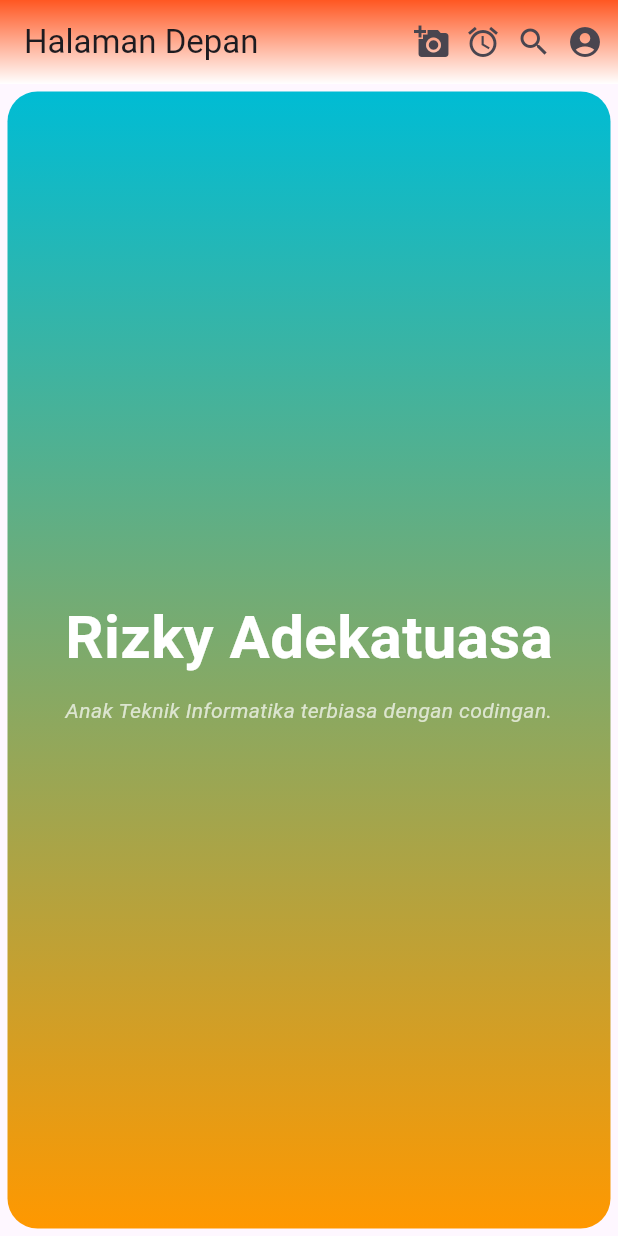
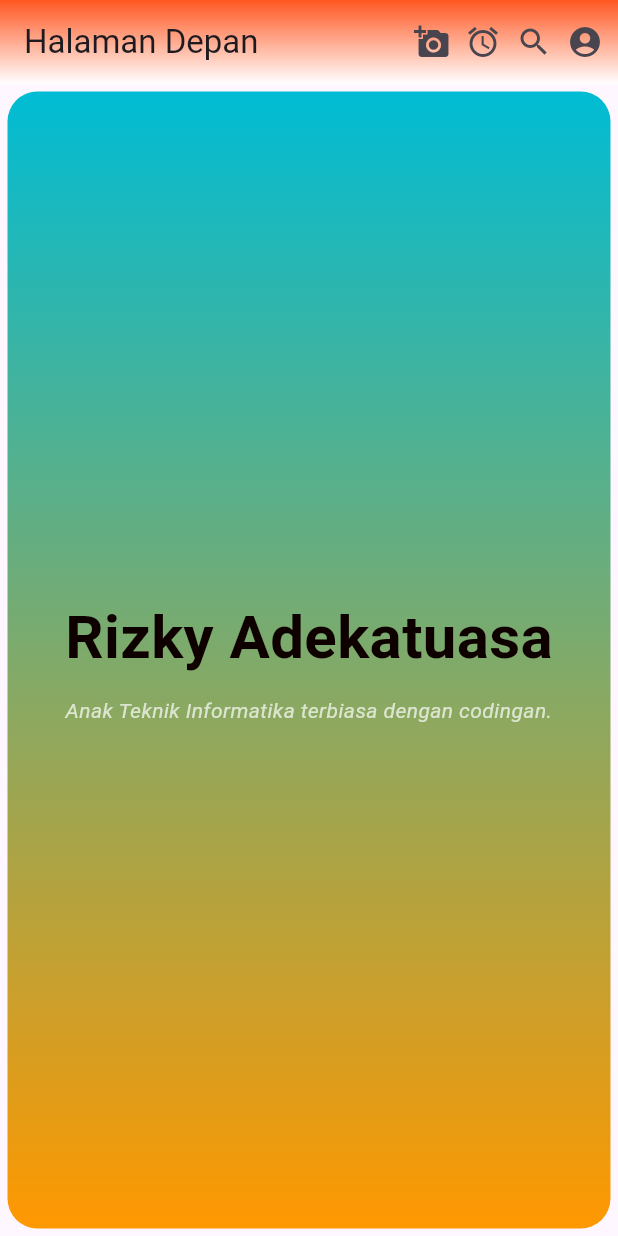
Before and after one commit to kidev14/tugas_week5_1123150137, a Flutter app: the screen it shows after launch, on a phone screen of 412 x 824 dp. Run offline on Flutter 3.47's test engine with Material 3 defaults, Android fonts, the phone set to English and light mode, and no system bars.

Commit message:
merubah warna font

```diff
--- a/lib/main.dart
+++ b/lib/main.dart
@@ -88,7 +88,7 @@ class Halaman extends StatelessWidget {
         style: TextStyle(
           fontSize: 40,
           fontWeight: FontWeight.bold,
-          color: Colors.white,
+          color: const Color.fromARGB(255, 15, 0, 0),
         ),
       ),
       SizedBox(height: 10),
```
